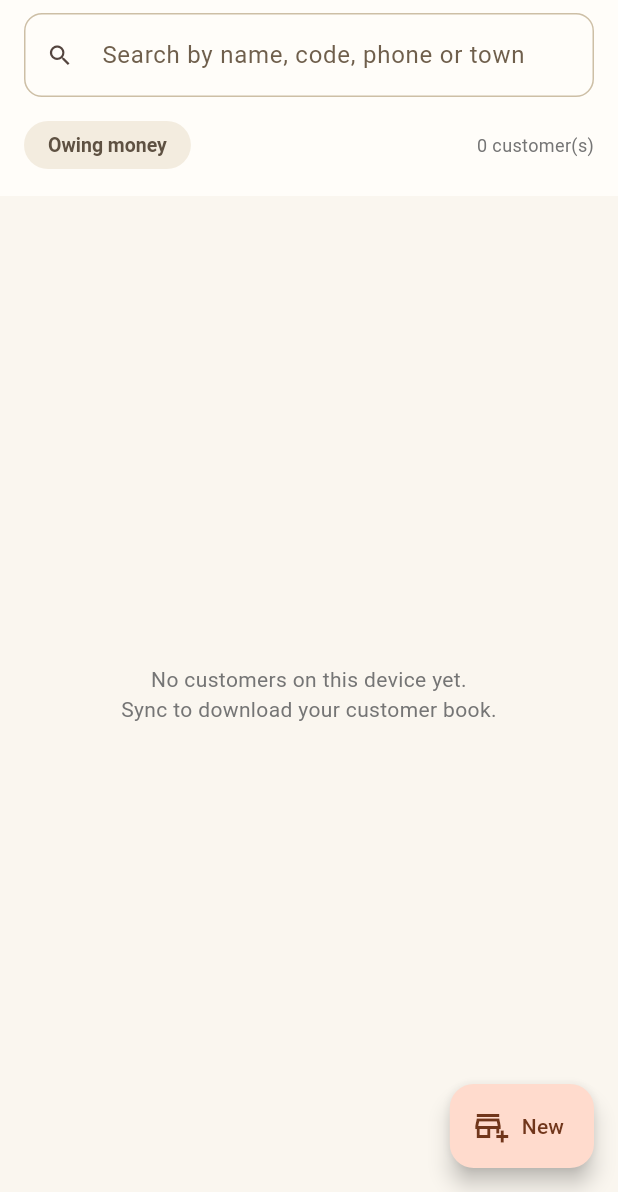
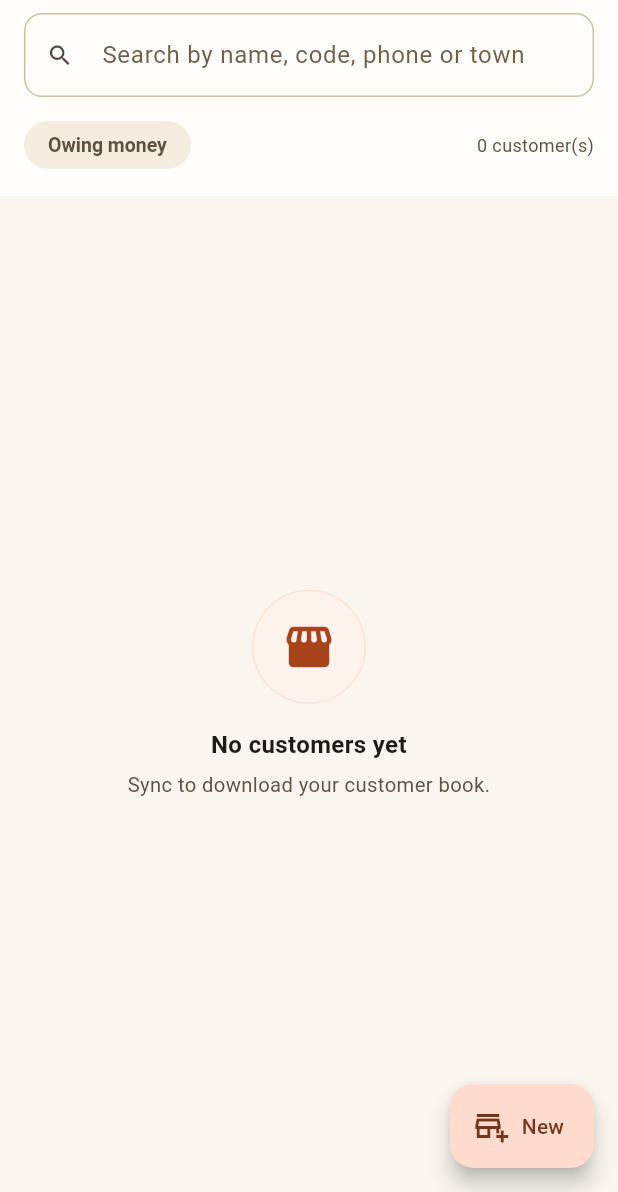
Before and after one commit to phinetechltd/raut, a Flutter app: the CustomersScreen screen opened directly, on a phone screen of 412 x 824 dp, the part 44-1236 px from its top. Run offline on Flutter 3.47's test engine with Material 3 defaults, Android fonts, the phone set to English and light mode, and no system bars; our stand-ins replace battery_plus, connectivity_plus, flutter_map, geolocator, google_maps_flutter, image_picker and 3 more; accounts and stored records are empty.

Commit message:
Field app: simpler, higher-contrast per-screen UI
Replace wordy empty states across the field app with the shared
EmptyState widget (illustrated icon + short title + one-line hint):
Route, Customers, Order catalogue, Tasks, Messages, and the sync
queue. Shorten copy throughout and raise contrast by routing muted
text through RautTheme.textMuted instead of ad-hoc Colors.grey.

No behavioural change. flutter analyze clean; all 108 tests pass.

Co-Authored-By: Claude Opus 4.8 <noreply@anthropic.com>

```diff
--- a/mobile/raut_field/lib/screens/customers_screen.dart
+++ b/mobile/raut_field/lib/screens/customers_screen.dart
@@ -188,7 +188,7 @@ class _CustomersScreenState extends State<CustomersScreen> {
                     const Spacer(),
                     Text(
                       '${_customers.length} customer(s)',
-                      style: TextStyle(fontSize: 12, color: Colors.grey.shade600),
+                      style: TextStyle(fontSize: 12, color: RautTheme.textMuted),
                     ),
                   ],
                 ),
@@ -207,17 +207,12 @@ class _CustomersScreenState extends State<CustomersScreen> {
       body: _loading
           ? const Center(child: CircularProgressIndicator())
           : _customers.isEmpty
-              ? Center(
-                  child: Padding(
-                    padding: const EdgeInsets.all(32),
-                    child: Text(
-                      _search.text.isEmpty
-                          ? 'No customers on this device yet.\nSync to download your customer book.'
-                          : 'No customers match "${_search.text}".',
-                      textAlign: TextAlign.center,
-                      style: TextStyle(color: Colors.grey.shade600, height: 1.4),
-                    ),
-                  ),
+              ? EmptyState(
+                  icon: _search.text.isEmpty ? Icons.storefront_rounded : Icons.search_off_rounded,
+                  title: _search.text.isEmpty ? 'No customers yet' : 'No matches',
+                  message: _search.text.isEmpty
+                      ? 'Sync to download your customer book.'
+                      : 'Nothing matches "${_search.text}".',
                 )
               : ListView.separated(
                   itemCount: _customers.length,
@@ -335,7 +330,7 @@ class _NewCustomerSheetState extends State<_NewCustomerSheet> {
           const SizedBox(height: 4),
           Text(
             'Saved on this phone and synced when you have signal.',
-            style: TextStyle(fontSize: 13, color: Colors.grey.shade600),
+            style: TextStyle(fontSize: 13, color: RautTheme.textMuted),
           ),
           const SizedBox(height: 16),
           TextField(
@@ -365,7 +360,7 @@ class _NewCustomerSheetState extends State<_NewCustomerSheet> {
             subtitle: Text(
               'Uses your current position. Without a pin this customer cannot '
               'be routed to or geofenced.',
-              style: TextStyle(fontSize: 12, color: Colors.grey.shade600),
+              style: TextStyle(fontSize: 12, color: RautTheme.textMuted),
             ),
           ),
           const SizedBox(height: 12),
--- a/mobile/raut_field/lib/screens/login_screen.dart
+++ b/mobile/raut_field/lib/screens/login_screen.dart
@@ -61,7 +61,7 @@ class _LoginScreenState extends State<LoginScreen> {
                 Text(
                   'Sign in to load your route. You can work offline once your '
                   'data has synced.',
-                  style: TextStyle(color: Colors.grey.shade600, height: 1.4),
+                  style: TextStyle(color: RautTheme.textMuted, height: 1.4),
                 ),
                 const SizedBox(height: 32),
 
@@ -178,7 +178,7 @@ class _LoginScreenState extends State<LoginScreen> {
                         const SizedBox(height: 8),
                         Text(
                           'Change with --dart-define=RAUT_API_BASE=<url>',
-                          style: TextStyle(fontSize: 11, color: Colors.grey.shade600),
+                          style: TextStyle(fontSize: 11, color: RautTheme.textMuted),
                         ),
                       ],
                     ),
--- a/mobile/raut_field/lib/screens/return_screen.dart
+++ b/mobile/raut_field/lib/screens/return_screen.dart
@@ -193,7 +193,7 @@ class _ReturnScreenState extends State<ReturnScreen> {
                           Text(
                             '${_remaining(l)} of ${l.quantity} can be returned'
                             '${(_credited[l.id] ?? 0) > 0 ? ' · ${_credited[l.id]} already credited' : ''}',
-                            style: TextStyle(fontSize: 12, color: Colors.grey.shade600),
+                            style: TextStyle(fontSize: 12, color: RautTheme.textMuted),
                           ),
                           const SizedBox(height: 8),
                           Row(
--- a/mobile/raut_field/lib/theme.dart
+++ b/mobile/raut_field/lib/theme.dart
@@ -313,6 +313,62 @@ class StatusChip extends StatelessWidget {
   }
 }
 
+/// A friendly empty state: a framed icon over a short line, instead of a
+/// paragraph of grey text. Less to read, clearer at a glance, high-contrast.
+class EmptyState extends StatelessWidget {
+  const EmptyState({
+    super.key,
+    required this.icon,
+    required this.title,
+    this.message,
+    this.action,
+  });
+
+  final IconData icon;
+  final String title;
+  final String? message;
+  final Widget? action;
+
+  @override
+  Widget build(BuildContext context) {
+    return Center(
+      child: Padding(
+        padding: const EdgeInsets.all(32),
+        child: Column(
+          mainAxisSize: MainAxisSize.min,
+          children: [
+            Container(
+              width: 76,
+              height: 76,
+              decoration: BoxDecoration(
+                color: RautTheme.brand50,
+                shape: BoxShape.circle,
+                border: Border.all(color: RautTheme.brand100),
+              ),
+              child: Icon(icon, size: 36, color: RautTheme.brand600),
+            ),
+            const SizedBox(height: 16),
+            Text(
+              title,
+              textAlign: TextAlign.center,
+              style: const TextStyle(fontSize: 16, fontWeight: FontWeight.w700, color: RautTheme.text),
+            ),
+            if (message != null) ...[
+              const SizedBox(height: 6),
+              Text(
+                message!,
+                textAlign: TextAlign.center,
+                style: const TextStyle(fontSize: 13.5, height: 1.35, color: RautTheme.textMuted),
+              ),
+            ],
+            if (action != null) ...[const SizedBox(height: 18), action!],
+          ],
+        ),
+      ),
+    );
+  }
+}
+
 /// Section label above grouped content, matching the console's heading.
 class SectionLabel extends StatelessWidget {
   const SectionLabel(this.text, {super.key});
--- a/mobile/raut_field/lib/widgets/raut_map.dart
+++ b/mobile/raut_field/lib/widgets/raut_map.dart
@@ -82,7 +82,7 @@ class RautMap extends StatelessWidget {
         Center(
           child: Text(
             'No GPS pins to show',
-            style: TextStyle(color: Colors.grey.shade600),
+            style: TextStyle(color: RautTheme.textMuted),
           ),
         ),
       );
--- a/mobile/raut_field/lib/widgets/raut_mark.dart
+++ b/mobile/raut_field/lib/widgets/raut_mark.dart
@@ -1,4 +1,6 @@
 import 'package:flutter/material.dart';
+
+import '../theme.dart';
 
 /// The Raut mark.
 ///
@@ -78,7 +80,7 @@ class RautWordmark extends StatelessWidget {
                 'One Platform. Every Mile.',
                 style: TextStyle(
                   fontSize: markSize * 0.17,
-                  color: Colors.grey.shade600,
+                  color: RautTheme.textMuted,
                   height: 1.1,
                 ),
               ),
```
Also changed, not shown: mobile/raut_field/lib/screens/home_screen.dart (+4 -3 lines), mobile/raut_field/lib/screens/messages_screen.dart (+6 -11 lines), mobile/raut_field/lib/screens/more_screen.dart (+8 -14 lines), mobile/raut_field/lib/screens/order_screen.dart (+7 -9 lines), mobile/raut_field/lib/screens/payment_screen.dart (+7 -7 lines), mobile/raut_field/lib/screens/route_screen.dart (+12 -29 lines), mobile/raut_field/lib/screens/tasks_screen.dart (+6 -13 lines), mobile/raut_field/lib/screens/visit_screen.dart (+5 -5 lines).
